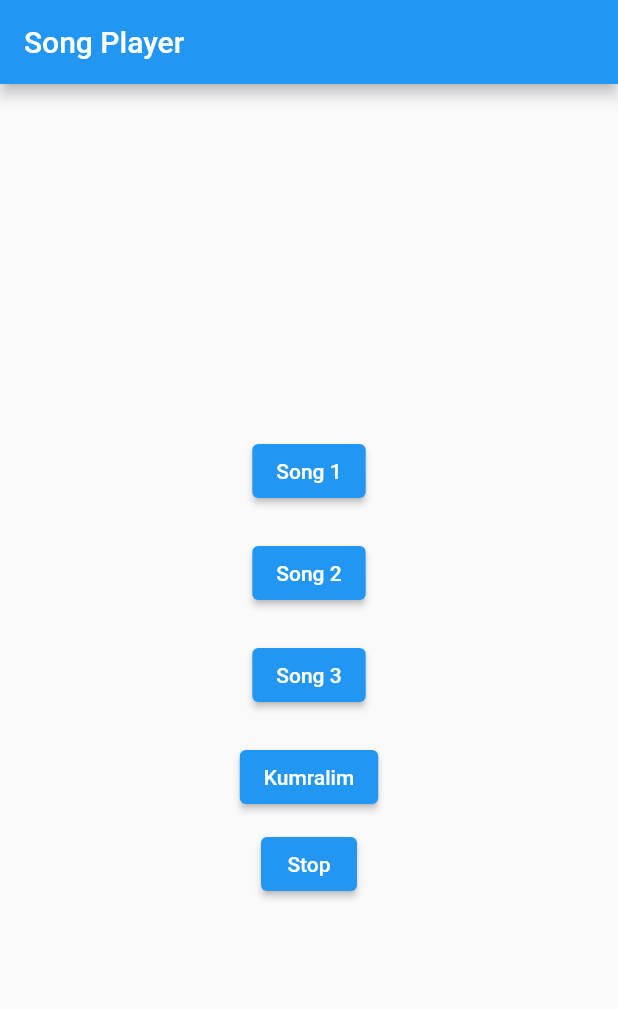
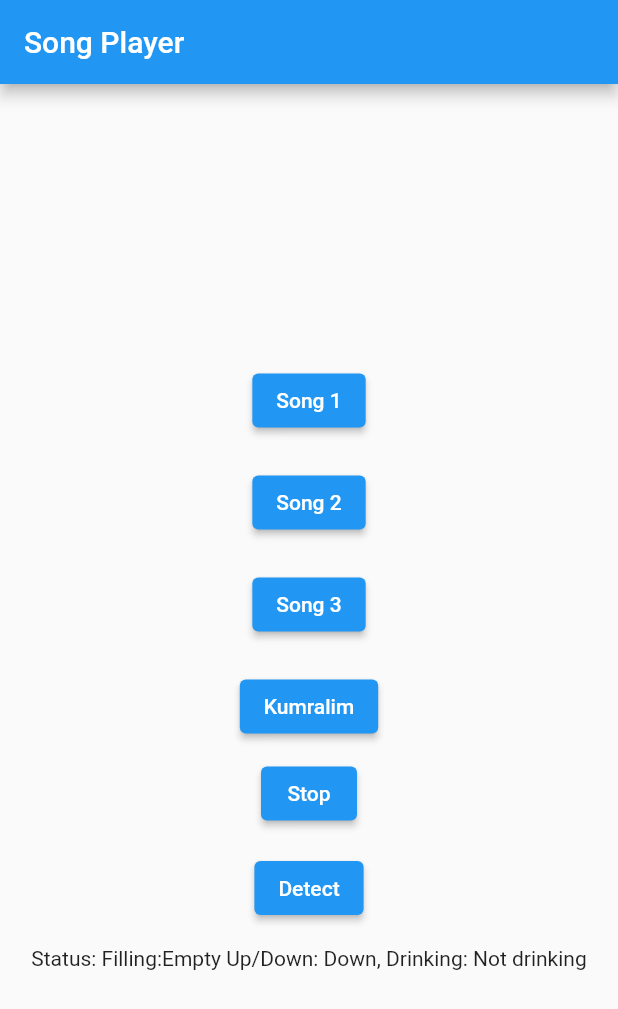
Before and after one commit to TalhaYolcu/GraduationProject-SevgililerFincani, a Flutter app: the screen it shows after launch, on a phone screen of 412 x 824 dp. Shown: the top 1009 px of the screen. Run offline on Flutter 3.47's test engine with Material 2 defaults, Android fonts, the phone set to English and light mode, and no system bars; our stand-ins replace audioplayers.

Commit message:
detecting status feature added

```diff
--- a/flutter-music-play/flutter_music_play/lib/main.dart
+++ b/flutter-music-play/flutter_music_play/lib/main.dart
@@ -4,6 +4,7 @@ import 'dart:typed_data';
 import 'package:audioplayers/audioplayers.dart';
 import 'package:flutter/material.dart';
 import 'package:flutter/services.dart';
+import 'package:flutter_music_play/util/btdata.dart';
 import 'dart:io';
 import 'util/song.dart';
 
@@ -33,11 +34,16 @@ class MyHomePage extends StatefulWidget {
 
   final String title;
 
+
   @override
   State<MyHomePage> createState() => _MyHomePageState();
 }
 
 class _MyHomePageState extends State<MyHomePage> {
+  String fillingstr='Empty';
+  String updownstr='Down';
+  String drinkstr='Not drinking';
+
   final List<Song> songs = [
     Song(name: "Song 1", path: "assets/sounds/Song1.mp3"),
     Song(name: "Song 2", path: "assets/sounds/Song2.mp3"),
@@ -60,7 +66,11 @@ class _MyHomePageState extends State<MyHomePage> {
               buildButton(1),
               buildButton(2),
               buildButton(3),
-              ElevatedButton(onPressed:() => onStop(), child: Text('Stop'))
+              ElevatedButton(onPressed:() => onStop(), child: Text('Stop')),
+              SizedBox(height: 15,),
+              ElevatedButton(onPressed: detectCurrentState, child: Text('Detect')),
+              SizedBox(height: 15,),
+              Text('Status: Filling:$fillingstr Up/Down: $updownstr, Drinking: $drinkstr')
             ],
           ),
         ),
@@ -92,4 +102,28 @@ class _MyHomePageState extends State<MyHomePage> {
     await player.playBytes(soundbytes);
 
     }
+
+    void detectCurrentState() {
+      BluetoothData bluetoothData = new BluetoothData(incomingData: '1 1 1');
+      bluetoothData.parseIncomingData();
+
+
+      if(bluetoothData.filling) {
+        setState(() {
+          fillingstr='Not empty';
+        });
+      }
+      if(bluetoothData.updown) {
+        setState(() {
+          updownstr='Up';
+        });
+      }
+      if(bluetoothData.drinkstate) {
+        setState(() {
+          drinkstr='Drinking';
+        });
+      }
+
+
+    }
 }
--- /dev/null
+++ b/flutter-music-play/flutter_music_play/lib/util/btdata.dart
@@ -0,0 +1,27 @@
+
+import 'package:flutter/material.dart';
+
+class BluetoothData {
+  String incomingData;
+  bool filling=false;
+  bool updown=false;
+  bool drinkstate=false;
+
+  void parseIncomingData() {
+    final str = incomingData; // example string
+    final parts = str.split(' '); // split the string into parts using space as the delimiter
+    final values = parts.map((part) => part == '1'); // convert each part to a boolean value
+
+    // use the boolean values as needed
+    filling = values.elementAt(0);
+    updown = values.elementAt(1);
+    drinkstate = values.elementAt(2);
+    /*
+    print('First value: $filling');
+    print('Second value: $updown');
+    print('Third value: $drinkstate');
+    */
+  }
+
+  BluetoothData({required this.incomingData});
+}
```
